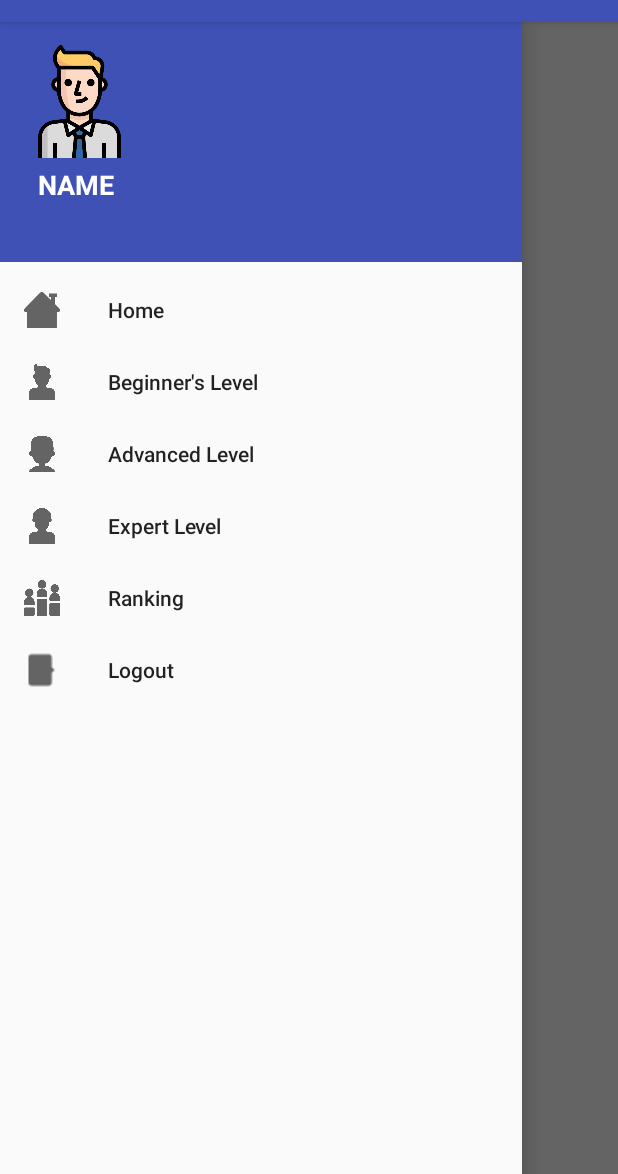
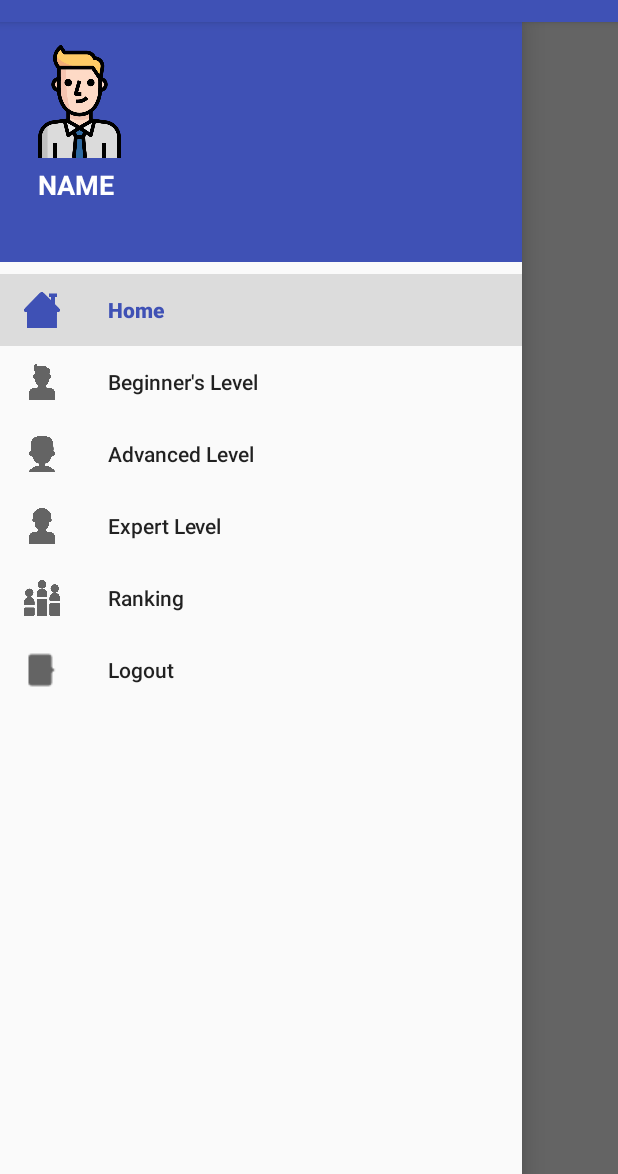
Before and after one commit to samiraj99/LanguageTutorial, an Android app: the screen it shows after launch once a user with an empty profile is signed in (Home), with the side drawer open, on a phone screen of 412 x 824 dp, the part 62-1236 px from its top. Run offline under Robolectric (Android 15) with nearby library versions, the phone set to English and light mode, and no system bars; our stand-ins replace Firebase (no records; nobody signed in at launch, a user with empty details on screens opened directly).

Commit message:
Home page update
home page fragment as default fragment

```diff
--- a/app/src/main/java/com/foslipy/languagetutorial/Home.java
+++ b/app/src/main/java/com/foslipy/languagetutorial/Home.java
@@ -27,6 +27,9 @@ public class Home extends AppCompatActivity implements NavigationView.OnNavigati
         NavigationView navigationView = findViewById(R.id.home_navigation);
         navigationView.setNavigationItemSelectedListener(this);
 
+        getSupportFragmentManager().beginTransaction().replace(R.id.fragmest_container_frame_layout,new home_fragment()).commit();
+        navigationView.setCheckedItem(R.id.home_menu);
+
     }
 
 
@@ -43,6 +46,9 @@ public class Home extends AppCompatActivity implements NavigationView.OnNavigati
     public boolean onNavigationItemSelected(@NonNull MenuItem item) {
 
         switch (item.getItemId()){
+            case R.id.home_menu:
+                getSupportFragmentManager().beginTransaction().replace(R.id.fragmest_container_frame_layout,new home_fragment()).commit();
+                break;
             case R.id.BeginnersLevel_menu:
                 getSupportFragmentManager().beginTransaction().replace(R.id.fragmest_container_frame_layout,new beginners_fragment()).commit();
                 break;
@@ -58,10 +64,7 @@ public class Home extends AppCompatActivity implements NavigationView.OnNavigati
             case R.id.Logout_menu:
                 getSupportFragmentManager().beginTransaction().replace(R.id.fragmest_container_frame_layout,new logout_fragment()).commit();
                 break;
-
-
         }
-
 
         return true;
     }
--- /dev/null
+++ b/app/src/main/java/com/foslipy/languagetutorial/home_fragment.java
@@ -0,0 +1,18 @@
+package com.foslipy.languagetutorial;
+
+import android.os.Bundle;
+import android.support.annotation.NonNull;
+import android.support.annotation.Nullable;
+import android.support.v4.app.Fragment;
+import android.view.LayoutInflater;
+import android.view.View;
+import android.view.ViewGroup;
+
+public class home_fragment extends Fragment {
+
+    @Nullable
+    @Override
+    public View onCreateView(@NonNull LayoutInflater inflater, @Nullable ViewGroup container, @Nullable Bundle savedInstanceState) {
+        return inflater.inflate(R.layout.home_fragment_layout,container,false);
+    }
+}
--- a/app/src/main/res/layout/activity_home.xml
+++ b/app/src/main/res/layout/activity_home.xml
@@ -9,7 +9,8 @@
 
     <LinearLayout
         android:layout_width="match_parent"
-        android:layout_height="match_parent">
+        android:layout_height="match_parent"
+        android:orientation="vertical">
 
         <FrameLayout
             android:id="@+id/fragmest_container_frame_layout"
```
Also changed, not shown: app/src/main/res/layout/home_fragment_layout.xml (added, +14 -0 lines).
